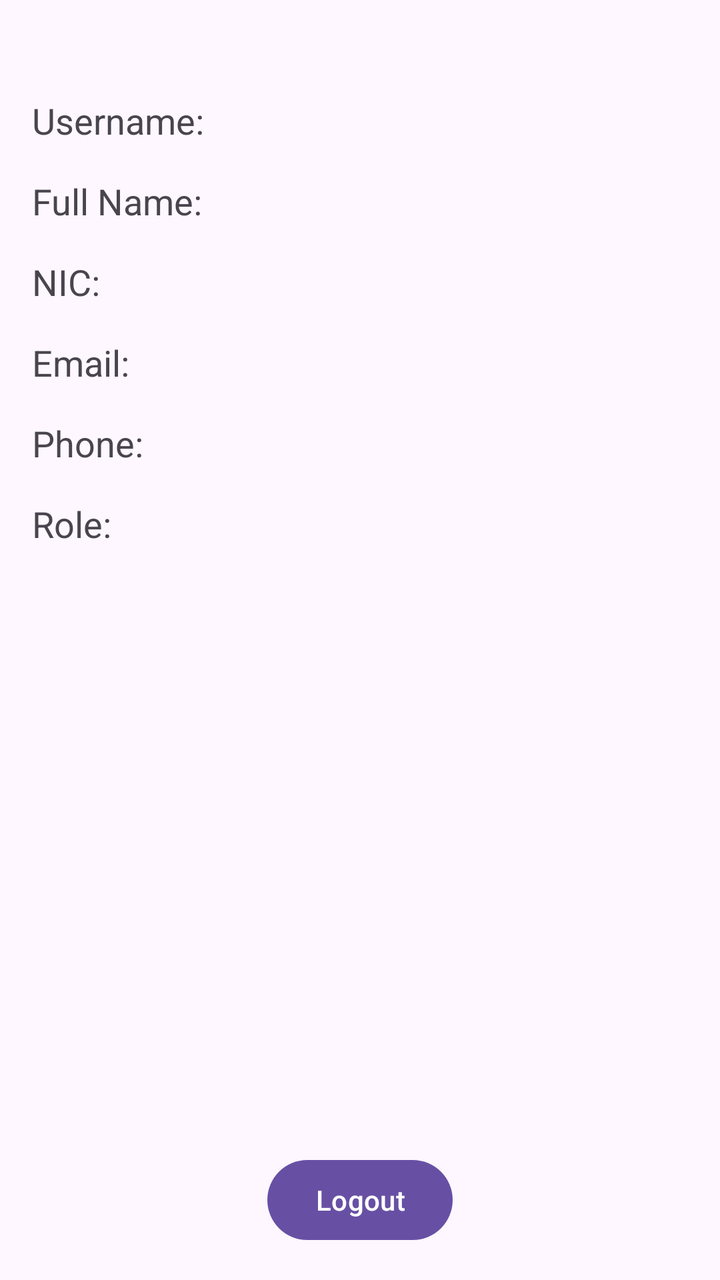
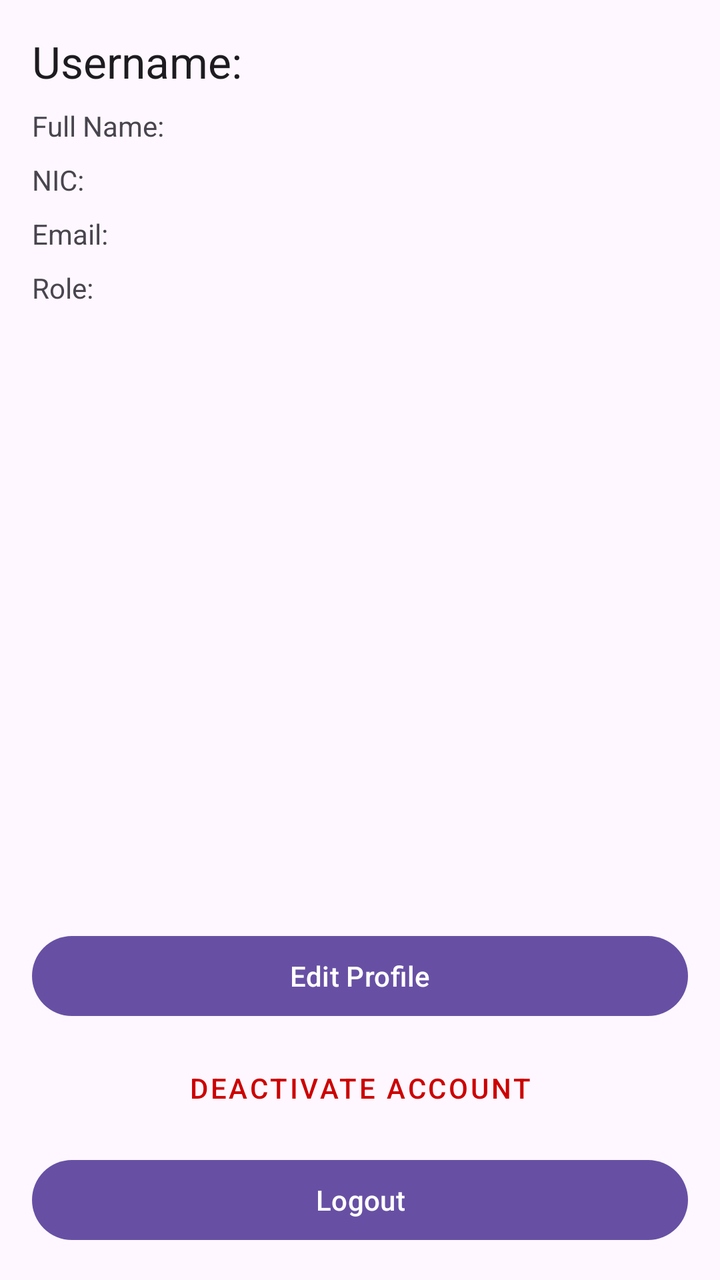

Screens rendered from an Android XML layout before and after an edit, with the pre-edit source and the edit as a unified diff.
<!-- AndroidManifest.xml: application theme Theme.EV -->
<!-- res/layout/activity_profile.xml -->
<?xml version="1.0" encoding="utf-8"?>
<androidx.constraintlayout.widget.ConstraintLayout xmlns:android="http://schemas.android.com/apk/res/android"
    xmlns:app="http://schemas.android.com/apk/res-auto"
    xmlns:tools="http://schemas.android.com/tools"
    android:layout_width="match_parent"
    android:layout_height="match_parent"
    android:padding="16dp"
    tools:context=".ProfileActivity">

    <TextView
        android:id="@+id/usernameTextView"
        android:layout_width="wrap_content"
        android:layout_height="wrap_content"
        android:layout_marginTop="32dp"
        android:text="Username: "
        android:textSize="18sp"
        app:layout_constraintStart_toStartOf="parent"
        app:layout_constraintTop_toTopOf="parent" />

    <TextView
        android:id="@+id/fullNameTextView"
        android:layout_width="wrap_content"
        android:layout_height="wrap_content"
        android:layout_marginTop="16dp"
        android:text="Full Name: "
        android:textSize="18sp"
        app:layout_constraintStart_toStartOf="parent"
        app:layout_constraintTop_toBottomOf="@+id/usernameTextView" />

    <TextView
        android:id="@+id/nicTextView"
        android:layout_width="wrap_content"
        android:layout_height="wrap_content"
        android:layout_marginTop="16dp"
        android:text="NIC: "
        android:textSize="18sp"
        app:layout_constraintStart_toStartOf="parent"
        app:layout_constraintTop_toBottomOf="@+id/fullNameTextView" />

    <TextView
        android:id="@+id/emailTextView"
        android:layout_width="wrap_content"
        android:layout_height="wrap_content"
        android:layout_marginTop="16dp"
        android:text="Email: "
        android:textSize="18sp"
        app:layout_constraintStart_toStartOf="parent"
        app:layout_constraintTop_toBottomOf="@+id/nicTextView" />

    <TextView
        android:id="@+id/phoneTextView"
        android:layout_width="wrap_content"
        android:layout_height="wrap_content"
        android:layout_marginTop="16dp"
        android:text="Phone: "
        android:textSize="18sp"
        app:layout_constraintStart_toStartOf="parent"
        app:layout_constraintTop_toBottomOf="@+id/emailTextView" />

    <TextView
        android:id="@+id/roleTextView"
        android:layout_width="wrap_content"
        android:layout_height="wrap_content"
        android:layout_marginTop="16dp"
        android:text="Role: "
        android:textSize="18sp"
        app:layout_constraintStart_toStartOf="parent"
        app:layout_constraintTop_toBottomOf="@+id/phoneTextView" />

    <Button
        android:id="@+id/logoutButton"
        android:layout_width="wrap_content"
        android:layout_height="wrap_content"
        android:text="Logout"
        app:layout_constraintBottom_toBottomOf="parent"
        app:layout_constraintEnd_toEndOf="parent"
        app:layout_constraintStart_toStartOf="parent" />

</androidx.constraintlayout.widget.ConstraintLayout>
<!-- resources referenced by this layout -->
<resources>
  <style name="Theme.EV" parent="Base.Theme.EV" />
  <style name="Base.Theme.EV" parent="Theme.Material3.DayNight.NoActionBar">
          
          
      </style>
</resources>

<!-- the commit's change to res/layout/activity_profile.xml (unified diff, before → after) -->
@@ -1,9 +1,9 @@
 <?xml version="1.0" encoding="utf-8"?>
-<androidx.constraintlayout.widget.ConstraintLayout xmlns:android="http://schemas.android.com/apk/res/android"
-    xmlns:app="http://schemas.android.com/apk/res-auto"
+<LinearLayout xmlns:android="http://schemas.android.com/apk/res/android"
     xmlns:tools="http://schemas.android.com/tools"
     android:layout_width="match_parent"
     android:layout_height="match_parent"
+    android:orientation="vertical"
     android:padding="16dp"
     tools:context=".ProfileActivity">
 
@@ -11,69 +11,62 @@
         android:id="@+id/usernameTextView"
         android:layout_width="wrap_content"
         android:layout_height="wrap_content"
-        android:layout_marginTop="32dp"
-        android:text="Username: "
-        android:textSize="18sp"
-        app:layout_constraintStart_toStartOf="parent"
-        app:layout_constraintTop_toTopOf="parent" />
+        android:text="Username:"
+        android:textAppearance="@style/TextAppearance.AppCompat.Large" />
 
     <TextView
         android:id="@+id/fullNameTextView"
         android:layout_width="wrap_content"
         android:layout_height="wrap_content"
-        android:layout_marginTop="16dp"
-        android:text="Full Name: "
-        android:textSize="18sp"
-        app:layout_constraintStart_toStartOf="parent"
-        app:layout_constraintTop_toBottomOf="@+id/usernameTextView" />
+        android:layout_marginTop="8dp"
+        android:text="Full Name:" />
 
     <TextView
         android:id="@+id/nicTextView"
         android:layout_width="wrap_content"
         android:layout_height="wrap_content"
-        android:layout_marginTop="16dp"
-        android:text="NIC: "
-        android:textSize="18sp"
-        app:layout_constraintStart_toStartOf="parent"
-        app:layout_constraintTop_toBottomOf="@+id/fullNameTextView" />
+        android:layout_marginTop="8dp"
+        android:text="NIC:" />
 
     <TextView
         android:id="@+id/emailTextView"
         android:layout_width="wrap_content"
         android:layout_height="wrap_content"
-        android:layout_marginTop="16dp"
-        android:text="Email: "
-        android:textSize="18sp"
-        app:layout_constraintStart_toStartOf="parent"
-        app:layout_constraintTop_toBottomOf="@+id/nicTextView" />
-
-    <TextView
-        android:id="@+id/phoneTextView"
-        android:layout_width="wrap_content"
-        android:layout_height="wrap_content"
-        android:layout_marginTop="16dp"
-        android:text="Phone: "
-        android:textSize="18sp"
-        app:layout_constraintStart_toStartOf="parent"
-        app:layout_constraintTop_toBottomOf="@+id/emailTextView" />
+        android:layout_marginTop="8dp"
+        android:text="Email:" />
 
     <TextView
         android:id="@+id/roleTextView"
         android:layout_width="wrap_content"
         android:layout_height="wrap_content"
-        android:layout_marginTop="16dp"
-        android:text="Role: "
-        android:textSize="18sp"
-        app:layout_constraintStart_toStartOf="parent"
-        app:layout_constraintTop_toBottomOf="@+id/phoneTextView" />
+        android:layout_marginTop="8dp"
+        android:text="Role:" />
+
+    <Space
+        android:layout_width="match_parent"
+        android:layout_height="0dp"
+        android:layout_weight="1" />
+
+    <Button
+        android:id="@+id/editProfileButton"
+        android:layout_width="match_parent"
+        android:layout_height="wrap_content"
+        android:text="Edit Profile" />
+
+    <Button
+        android:id="@+id/deactivateButton"
+        style="@style/Widget.MaterialComponents.Button.TextButton"
+        android:layout_width="match_parent"
+        android:layout_height="wrap_content"
+        android:layout_marginTop="8dp"
+        android:text="Deactivate Account"
+        android:textColor="@android:color/holo_red_dark" />
 
     <Button
         android:id="@+id/logoutButton"
-        android:layout_width="wrap_content"
+        android:layout_width="match_parent"
         android:layout_height="wrap_content"
-        android:text="Logout"
-        app:layout_constraintBottom_toBottomOf="parent"
-        app:layout_constraintEnd_toEndOf="parent"
-        app:layout_constraintStart_toStartOf="parent" />
+        android:layout_marginTop="8dp"
+        android:text="Logout" />
 
-</androidx.constraintlayout.widget.ConstraintLayout>
+</LinearLayout>
